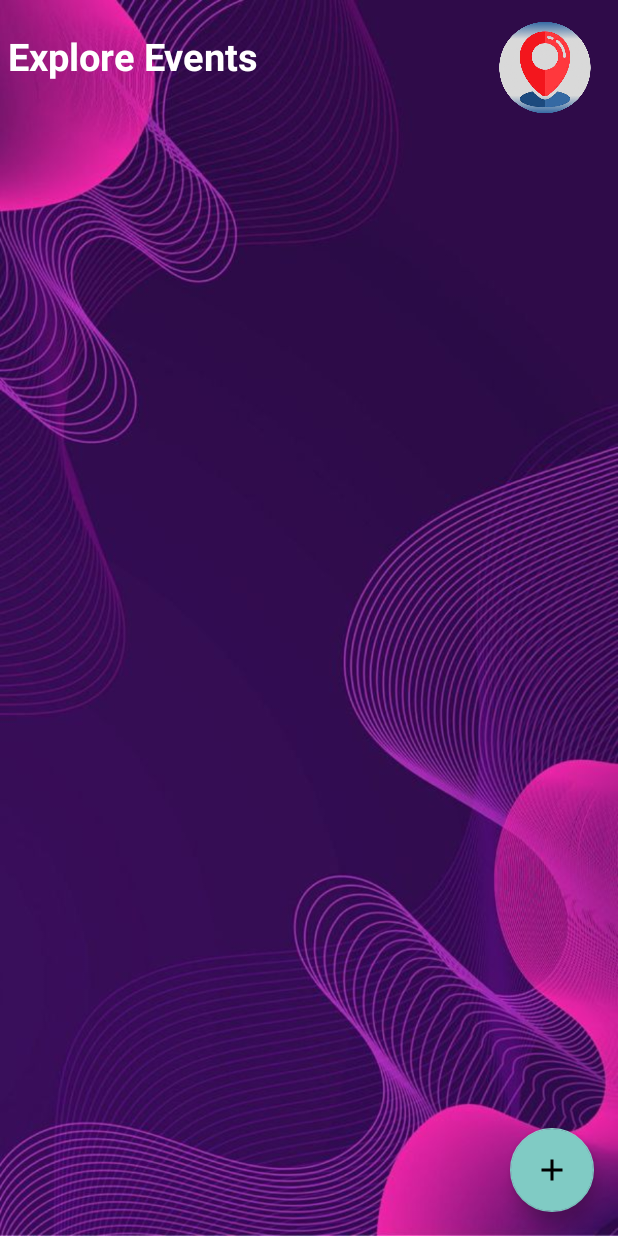
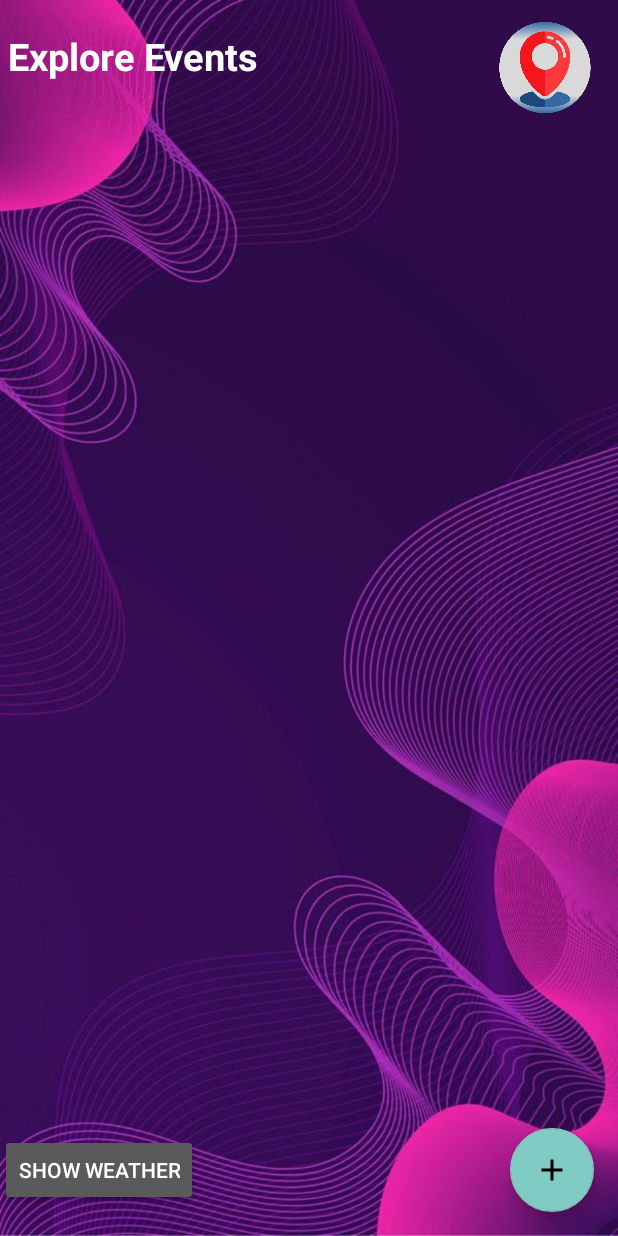
Before and after one commit to MansiBhayade/EventPro, an Android app: the screen it shows after launch (MainActivity), on a phone screen of 412 x 824 dp. Run offline under Robolectric (Android 15) with nearby library versions, the phone set to English and light mode, and no system bars; our stand-ins replace Firebase (no records; nobody signed in at launch, a user with empty details on screens opened directly); pictures from the network do not load; 1 statement that could not run was skipped.

Commit message:
Added weather button

```diff
--- a/app/src/main/java/com/example/eventpro/MainActivity.java
+++ b/app/src/main/java/com/example/eventpro/MainActivity.java
@@ -50,6 +50,8 @@ public class MainActivity extends AppCompatActivity {
 
     MainAdapter mainAdapter;
 
+    Button btnShowWeather;
+
 
     @Override
     protected void onCreate(Bundle savedInstanceState) {
@@ -61,6 +63,7 @@ public class MainActivity extends AppCompatActivity {
 
         add_event = findViewById(R.id.add_event);
         loc_image = findViewById(R.id.loc);
+        btnShowWeather = findViewById(R.id.btnShowWeather);
 
 
 
@@ -71,8 +74,18 @@ public class MainActivity extends AppCompatActivity {
             }
         });
 
+        btnShowWeather.setOnClickListener(new View.OnClickListener() {
+            @Override
+            public void onClick(View view) {
+                // Launch WeatherActivity when the weather button is clicked
+                launchWeather();
+            }
+        });
 
-        // retrieve items from firebase
+
+
+
+    // retrieve items from firebase
         RecyclerView recyclerView = findViewById(R.id.rv);
         LinearLayoutManager layoutManager = new LinearLayoutManager(this, LinearLayoutManager.HORIZONTAL, false);
         recyclerView.setLayoutManager(layoutManager);
@@ -83,7 +96,8 @@ public class MainActivity extends AppCompatActivity {
                         .build();
         mainAdapter = new MainAdapter(options);
         recyclerView.setAdapter(mainAdapter);
-        add_event.setOnClickListener(new View.OnClickListener() {
+
+      add_event.setOnClickListener(new View.OnClickListener() {
             @Override
             public void onClick(View view) {
                 // Open a new activity when the FAB is clicked
@@ -135,6 +149,13 @@ public class MainActivity extends AppCompatActivity {
         // Show the pop-up at the center of the screen
         popupWindow.showAtLocation(anchorView, Gravity.CENTER, 0, 0);
     }
+
+    private void launchWeather() {
+        // Start WeatherActivity when the weather button is clicked
+        Intent weatherIntent = new Intent(MainActivity.this, Weather.class);
+        startActivity(weatherIntent);
+    }
+
 
     @Override
     public void onRequestPermissionsResult(int requestCode, String[] permissions, int[] grantResults) {
--- a/app/src/main/res/layout/activity_main.xml
+++ b/app/src/main/res/layout/activity_main.xml
@@ -4,13 +4,12 @@
     xmlns:tools="http://schemas.android.com/tools"
     android:layout_width="match_parent"
     android:layout_height="match_parent"
-    tools:context=".MainActivity"
     android:background="@drawable/img4"
-    >
+    tools:context=".MainActivity">
 
-<!--    <include-->
-<!--        android:id="@+id/action_bar"-->
-<!--        layout="@layout/action_bar" />-->
+    <!--    <include-->
+    <!--        android:id="@+id/action_bar"-->
+    <!--        layout="@layout/action_bar" />-->
 
 
     <ImageView
@@ -21,8 +20,8 @@
         android:layout_alignParentEnd="true"
         android:layout_marginRight="-13dp"
         android:clickable="true"
-        android:src="@drawable/loc1"
-        android:contentDescription="Device Location"/>
+        android:contentDescription="Device Location"
+        android:src="@drawable/loc1" />
 
     <TextView
         android:id="@+id/text1"
@@ -43,21 +42,27 @@
         android:layout_width="wrap_content"
         android:layout_height="match_parent"
         android:layout_below="@id/loc"
-        android:scrollbars="horizontal"
         android:layout_marginStart="10dp"
+        android:layout_marginEnd="10dp"
         android:layout_marginBottom="40dp"
-        android:layout_marginEnd="10dp"/>
+        android:scrollbars="horizontal" />
 
     <com.google.android.material.floatingactionbutton.FloatingActionButton
         android:id="@+id/add_event"
         android:layout_width="wrap_content"
         android:layout_height="wrap_content"
+        android:layout_alignParentEnd="true"
         android:layout_alignParentBottom="true"
-        android:layout_alignParentEnd="true"
         android:layout_marginEnd="16dp"
         android:layout_marginBottom="16dp"
-        android:src="@drawable/add"
         android:contentDescription="Add Event"
-        />
+        android:src="@drawable/add" />
 
+    <Button
+        android:id="@+id/btnShowWeather"
+        android:layout_width="wrap_content"
+        android:layout_height="wrap_content"
+        android:layout_below="@id/rv"
+        android:layout_marginTop="-68dp"
+        android:text="Show Weather" />
 </RelativeLayout>
--- a/build.gradle
+++ b/build.gradle
@@ -1,10 +1,10 @@
 buildscript {
     dependencies {
-        classpath 'com.android.tools.build:gradle:7.2.2'
+        classpath 'com.android.tools.build:gradle:7.4.2'
         classpath 'com.google.gms:google-services:4.3.15'
     }
 }// Top-level build file where you can add configuration options common to all sub-projects/modules.
 plugins {
-    id 'com.android.application' version '7.2.2' apply false
-    id 'com.android.library' version '7.2.2' apply false
+    id 'com.android.application' version '7.4.2' apply false
+    id 'com.android.library' version '7.4.2' apply false
 }
```
Also changed, not shown: app/src/main/AndroidManifest.xml (+16 -22 lines), app/src/main/java/com/example/eventpro/Weather.java (added, +18 -0 lines), app/src/main/java/com/example/eventpro/activity_weather.java (added, +14 -0 lines), app/src/main/res/layout/activity_weather.xml (added, +26 -0 lines).
